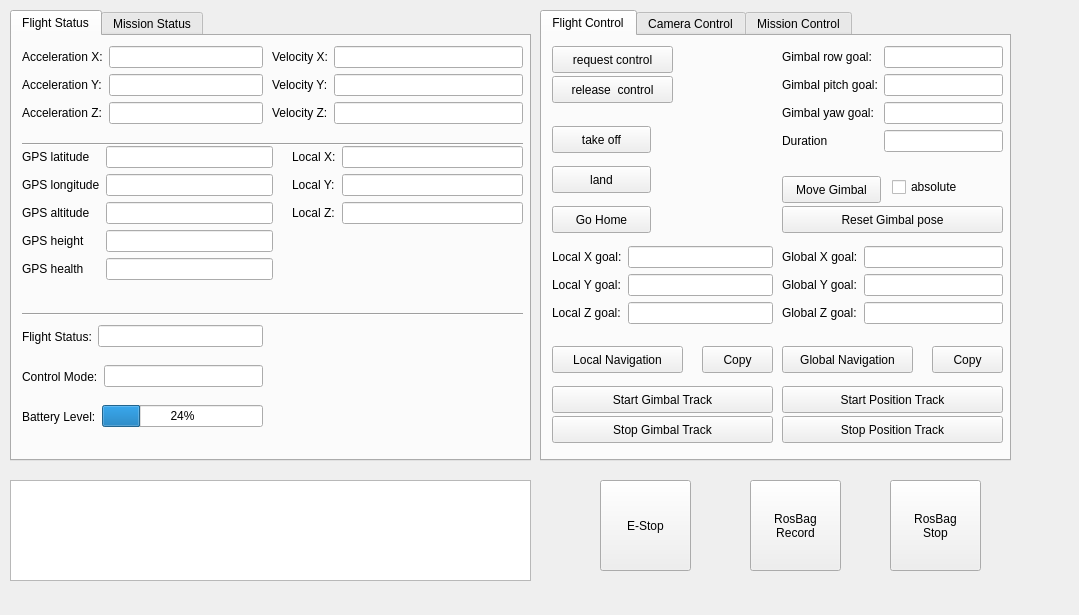
Old version of the form src/teamhku_ocs/teamhku_ocs.ui in the repository SiChiTong/teamhku_ocs.
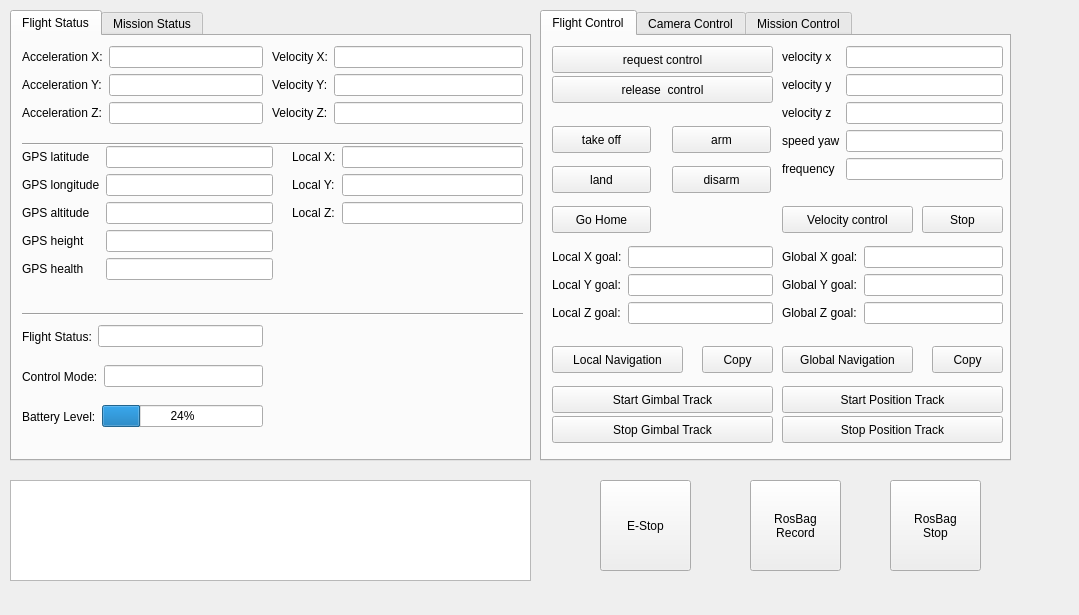
New version of the form.

Commit message: add arm and velocity control

The edit to the form file:
```diff
--- a/src/teamhku_ocs/teamhku_ocs.ui
+++ b/src/teamhku_ocs/teamhku_ocs.ui
@@ -387,7 +387,7 @@
       <rect>
        <x>10</x>
        <y>10</y>
-       <width>121</width>
+       <width>221</width>
        <height>27</height>
       </rect>
      </property>
@@ -400,7 +400,7 @@
       <rect>
        <x>10</x>
        <y>40</y>
-       <width>121</width>
+       <width>221</width>
        <height>27</height>
       </rect>
      </property>
@@ -434,71 +434,6 @@
       <string>take off</string>
      </property>
     </widget>
-    <widget class="QWidget" name="formLayoutWidget_5">
-     <property name="geometry">
-      <rect>
-       <x>240</x>
-       <y>10</y>
-       <width>221</width>
-       <height>128</height>
-      </rect>
-     </property>
-     <layout class="QFormLayout" name="formLayout_5">
-      <item row="0" column="0">
-       <widget class="QLabel" name="gimbalXLabel">
-        <property name="text">
-         <string>Gimbal row goal:</string>
-        </property>
-       </widget>
-      </item>
-      <item row="0" column="1">
-       <widget class="QLineEdit" name="gimbalXLineEdit"/>
-      </item>
-      <item row="1" column="0">
-       <widget class="QLabel" name="gimbalYLabel">
-        <property name="text">
-         <string>Gimbal pitch goal:</string>
-        </property>
-       </widget>
-      </item>
-      <item row="1" column="1">
-       <widget class="QLineEdit" name="gimbalYLineEdit"/>
-      </item>
-      <item row="2" column="0">
-       <widget class="QLabel" name="gimbalZLabel">
-        <property name="text">
-         <string>Gimbal yaw goal:</string>
-        </property>
-       </widget>
-      </item>
-      <item row="2" column="1">
-       <widget class="QLineEdit" name="gimbalZLineEdit"/>
-      </item>
-      <item row="3" column="1">
-       <widget class="QLineEdit" name="gimbalsurationLineEdit"/>
-      </item>
-      <item row="3" column="0">
-       <widget class="QLabel" name="gimbalSpeedLabel">
-        <property name="text">
-         <string>Duration</string>
-        </property>
-       </widget>
-      </item>
-     </layout>
-    </widget>
-    <widget class="QPushButton" name="move_gimbal_button_">
-     <property name="geometry">
-      <rect>
-       <x>240</x>
-       <y>140</y>
-       <width>99</width>
-       <height>27</height>
-      </rect>
-     </property>
-     <property name="text">
-      <string>Move Gimbal</string>
-     </property>
-    </widget>
     <widget class="QWidget" name="formLayoutWidget_6">
      <property name="geometry">
       <rect>
@@ -609,32 +544,6 @@
       <string>Global Navigation</string>
      </property>
     </widget>
-    <widget class="QCheckBox" name="absolute_check">
-     <property name="geometry">
-      <rect>
-       <x>350</x>
-       <y>140</y>
-       <width>97</width>
-       <height>22</height>
-      </rect>
-     </property>
-     <property name="text">
-      <string>absolute</string>
-     </property>
-    </widget>
-    <widget class="QPushButton" name="reset_gimbal_button_">
-     <property name="geometry">
-      <rect>
-       <x>240</x>
-       <y>170</y>
-       <width>221</width>
-       <height>27</height>
-      </rect>
-     </property>
-     <property name="text">
-      <string>Reset Gimbal pose</string>
-     </property>
-    </widget>
     <widget class="QPushButton" name="copy_local_button_">
      <property name="geometry">
       <rect>
@@ -713,6 +622,120 @@
       <string>Stop Position Track</string>
      </property>
     </widget>
+    <widget class="QWidget" name="formLayoutWidget_12">
+     <property name="geometry">
+      <rect>
+       <x>240</x>
+       <y>10</y>
+       <width>221</width>
+       <height>141</height>
+      </rect>
+     </property>
+     <layout class="QFormLayout" name="formLayout_12">
+      <item row="0" column="0">
+       <widget class="QLabel" name="gimbalXLabel_4">
+        <property name="text">
+         <string>velocity x</string>
+        </property>
+       </widget>
+      </item>
+      <item row="0" column="1">
+       <widget class="QLineEdit" name="velocity_x"/>
+      </item>
+      <item row="1" column="0">
+       <widget class="QLabel" name="gimbalYLabel_4">
+        <property name="text">
+         <string>velocity y</string>
+        </property>
+       </widget>
+      </item>
+      <item row="1" column="1">
+       <widget class="QLineEdit" name="velocity_y"/>
+      </item>
+      <item row="2" column="0">
+       <widget class="QLabel" name="gimbalZLabel_4">
+        <property name="text">
+         <string>velocity z</string>
+        </property>
+       </widget>
+      </item>
+      <item row="2" column="1">
+       <widget class="QLineEdit" name="velocity_z"/>
+      </item>
+      <item row="3" column="1">
+       <widget class="QLineEdit" name="velocity_yaw"/>
+      </item>
+      <item row="3" column="0">
+       <widget class="QLabel" name="gimbalSpeedLabel_4">
+        <property name="text">
+         <string>speed yaw</string>
+        </property>
+       </widget>
+      </item>
+      <item row="4" column="0">
+       <widget class="QLabel" name="fLabel">
+        <property name="text">
+         <string>frequency</string>
+        </property>
+       </widget>
+      </item>
+      <item row="4" column="1">
+       <widget class="QLineEdit" name="velocity_freq"/>
+      </item>
+     </layout>
+    </widget>
+    <widget class="QPushButton" name="arm_button_">
+     <property name="geometry">
+      <rect>
+       <x>130</x>
+       <y>90</y>
+       <width>99</width>
+       <height>27</height>
+      </rect>
+     </property>
+     <property name="text">
+      <string>arm</string>
+     </property>
+    </widget>
+    <widget class="QPushButton" name="disarm_button_">
+     <property name="geometry">
+      <rect>
+       <x>130</x>
+       <y>130</y>
+       <width>99</width>
+       <height>27</height>
+      </rect>
+     </property>
+     <property name="text">
+      <string>disarm</string>
+     </property>
+    </widget>
+    <widget class="QPushButton" name="velocity_control_button_">
+     <property name="geometry">
+      <rect>
+       <x>240</x>
+       <y>170</y>
+       <width>131</width>
+       <height>27</height>
+      </rect>
+     </property>
+     <property name="text">
+      <string>Velocity control</string>
+     </property>
+    </widget>
+    <widget class="QPushButton" name="stop_button_">
+     <property name="geometry">
+      <rect>
+       <x>380</x>
+       <y>170</y>
+       <width>81</width>
+       <height>27</height>
+      </rect>
+     </property>
+     <property name="text">
+      <string>Stop</string>
+     </property>
+    </widget>
    </widget>
    <widget class="QWidget" name="tab_2">
     <attribute name="title">
@@ -767,6 +790,97 @@
       </rect>
      </property>
     </widget>
+    <widget class="QPushButton" name="reset_gimbal_button_">
+     <property name="geometry">
+      <rect>
+       <x>20</x>
+       <y>170</y>
+       <width>221</width>
+       <height>27</height>
+      </rect>
+     </property>
+     <property name="text">
+      <string>Reset Gimbal pose</string>
+     </property>
+    </widget>
+    <widget class="QPushButton" name="move_gimbal_button_">
+     <property name="geometry">
+      <rect>
+       <x>20</x>
+       <y>140</y>
+       <width>99</width>
+       <height>27</height>
+      </rect>
+     </property>
+     <property name="text">
+      <string>Move Gimbal</string>
+     </property>
+    </widget>
+    <widget class="QWidget" name="formLayoutWidget_5">
+     <property name="geometry">
+      <rect>
+       <x>20</x>
+       <y>10</y>
+       <width>221</width>
+       <height>128</height>
+      </rect>
+     </property>
+     <layout class="QFormLayout" name="formLayout_5">
+      <item row="0" column="0">
+       <widget class="QLabel" name="gimbalXLabel">
+        <property name="text">
+         <string>Gimbal row goal:</string>
+        </property>
+       </widget>
+      </item>
+      <item row="0" column="1">
+       <widget class="QLineEdit" name="gimbalXLineEdit"/>
+      </item>
+      <item row="1" column="0">
+       <widget class="QLabel" name="gimbalYLabel">
+        <property name="text">
+         <string>Gimbal pitch goal:</string>
+        </property>
+       </widget>
+      </item>
+      <item row="1" column="1">
+       <widget class="QLineEdit" name="gimbalYLineEdit"/>
+      </item>
+      <item row="2" column="0">
+       <widget class="QLabel" name="gimbalZLabel">
+        <property name="text">
+         <string>Gimbal yaw goal:</string>
+        </property>
+       </widget>
+      </item>
+      <item row="2" column="1">
+       <widget class="QLineEdit" name="gimbalZLineEdit"/>
+      </item>
+      <item row="3" column="1">
+       <widget class="QLineEdit" name="gimbalsurationLineEdit"/>
+      </item>
+      <item row="3" column="0">
+       <widget class="QLabel" name="gimbalSpeedLabel">
+        <property name="text">
+         <string>Duration</string>
+        </property>
+       </widget>
+      </item>
+     </layout>
+    </widget>
+    <widget class="QCheckBox" name="absolute_check">
+     <property name="geometry">
+      <rect>
+       <x>130</x>
+       <y>140</y>
+       <width>97</width>
+       <height>22</height>
+      </rect>
+     </property>
+     <property name="text">
+      <string>absolute</string>
+     </property>
+    </widget>
    </widget>
    <widget class="QWidget" name="tab_3">
     <attribute name="title">
```
Left out of the diff: 16 changed lines with no effect on the pictures. The commit also changes 2 other files.
